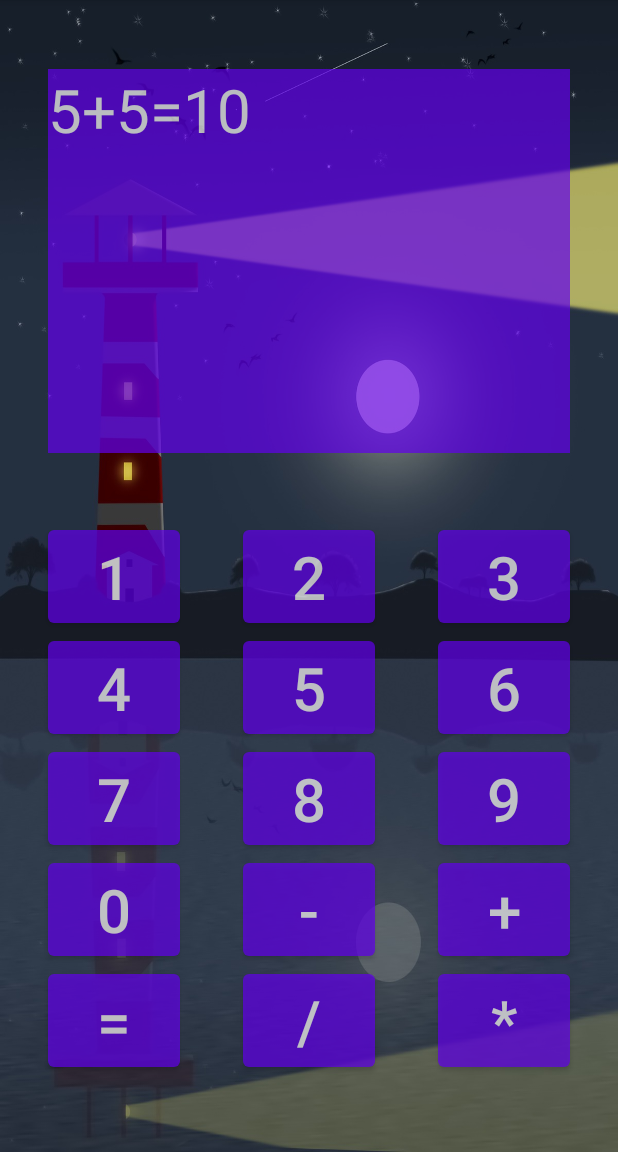
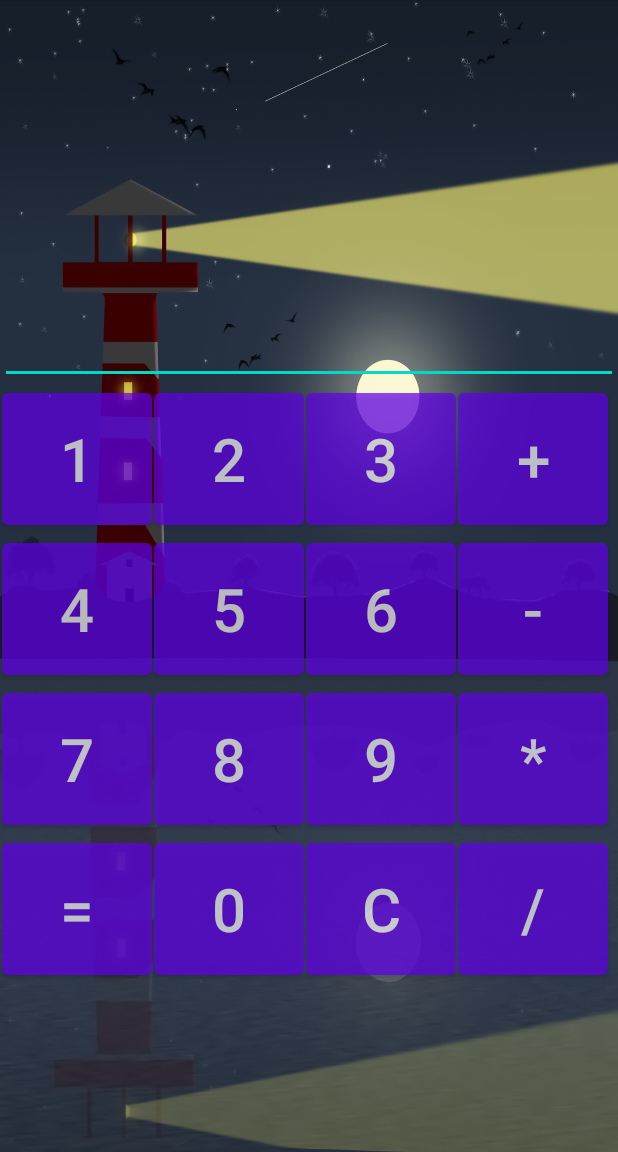
Before and after one commit to kael7/GBCalculator, an Android app: the screen it shows after launch (MainActivity), on a phone screen of 412 x 824 dp, the part 84-1236 px from its top. Run offline under Robolectric (Android 15) with nearby library versions, the light colour scheme and no system bars.

Commit message:
Урок 3. Активити. Жизненный цикл (1,2)

```diff
--- /dev/null
+++ b/app/src/main/java/com/example/gbcalculator/Calculate.java
@@ -0,0 +1,72 @@
+package com.example.gbcalculator;
+
+public class Calculate {
+    private int number_1;
+    private int number_2;
+    private int number_result;
+    private String operator;
+
+    public Calculate() {
+        this(0, 0, "");
+    }
+
+    public Calculate(int number_1, int number_2, String operator) {
+        this.number_1 = number_1;
+        this.number_2 = number_2;
+        this.operator = operator;
+    }
+
+    public int getNumber_1() {
+        return number_1;
+    }
+
+    public int getNumber_2() {
+        return number_2;
+    }
+
+    public int getNumber_result() {
+        return number_result;
+    }
+
+    public String getOperator() {
+        return operator;
+    }
+
+    public void setNumber_1(int number_1) {
+        this.number_1 = number_1;
+    }
+
+    public void setNumber_2(int number_2) {
+        this.number_2 = number_2;
+    }
+
+    public void setOperator(String operator) {
+        this.operator = operator;
+    }
+
+    public int o_plus(int number_1, int number_2) {
+        number_result = number_1 + number_2;
+        return number_result;
+    }
+
+    public int o_minus(int number_1, int number_2) {
+        number_result = number_1 - number_2;
+        return number_result;
+    }
+
+    public int o_divide(int number_1, int number_2) {
+        if (number_2 == 0) {
+            number_result = 0;
+        } else {
+            number_result = number_1 / number_2;
+        }
+
+        return number_result;
+    }
+
+    public int o_multiply(int number_1, int number_2) {
+        number_result = number_1 * number_2;
+        return number_result;
+    }
+
+}
--- a/app/src/main/java/com/example/gbcalculator/MainActivity.java
+++ b/app/src/main/java/com/example/gbcalculator/MainActivity.java
@@ -3,12 +3,65 @@ package com.example.gbcalculator;
 import androidx.appcompat.app.AppCompatActivity;
 
 import android.os.Bundle;
+import android.view.View;
+import android.widget.Button;
+import android.widget.EditText;
 
 public class MainActivity extends AppCompatActivity {
+    private Calculate calculate;
+    private EditText editText_result;
+    private String operator;
+    private int number_1;
+    private int number_2;
 
     @Override
     protected void onCreate(Bundle savedInstanceState) {
         super.onCreate(savedInstanceState);
         setContentView(R.layout.activity_main);
+        initView();
+    }
+
+
+    private void initView() {
+        editText_result = findViewById(R.id.editText_result);
+    }
+
+    public void NumberClick(View view) {
+        Button button1 = (Button) view;
+        editText_result.append(button1.getText());
+    }
+
+    public void OperationClick(View view) {
+        Button button2 = (Button) view;
+        number_1 = Integer.parseInt(editText_result.getText().toString());
+        ClearClick(view);
+        operator = (String) button2.getText();
+    }
+
+    public void EqualsClick(View view) {
+        number_2 = Integer.parseInt(editText_result.getText().toString());
+        calculate = new Calculate(number_1, number_2, operator);
+        switch (calculate.getOperator()) {
+            case "/":
+                calculate.o_divide(calculate.getNumber_1(), calculate.getNumber_2());
+                break;
+            case "*":
+                calculate.o_multiply(calculate.getNumber_1(), calculate.getNumber_2());
+                break;
+            case "+":
+                calculate.o_plus(calculate.getNumber_1(), calculate.getNumber_2());
+                break;
+            case "-":
+                calculate.o_minus(calculate.getNumber_1(), calculate.getNumber_2());
+                break;
+            default:
+                calculate.getNumber_result();
+                break;
+        }
+        editText_result.setText(Integer.toString(calculate.getNumber_result()));
+    }
+
+    public void ClearClick(View view) {
+        editText_result.setText("");
     }
 }
--- a/app/src/main/res/layout/activity_main.xml
+++ b/app/src/main/res/layout/activity_main.xml
@@ -8,181 +8,211 @@
     android:scaleType="centerCrop"
     tools:context=".MainActivity">
 
-    <TextView
-        android:id="@+id/textView_1"
+    <EditText
+        android:id="@+id/editText_result"
         android:layout_width="match_parent"
-        android:layout_height="@dimen/textView_height"
-        android:background="@color/purple_500"
-        android:text="@string/_result"
+        android:layout_height="@dimen/editText_height"
+        android:ems="10"
+        android:inputType="textPersonName"
         android:textColor="@color/white"
-        android:textSize="@dimen/button_text"
-        android:alpha="@dimen/background_alpha"
-        android:layout_marginStart="@dimen/button_margin"
-        android:layout_marginEnd="@dimen/button_margin"
-        app:layout_constraintBottom_toTopOf="@+id/button_2"
+        android:textSize="@dimen/editText_textSize"
         app:layout_constraintEnd_toEndOf="parent"
         app:layout_constraintStart_toStartOf="parent"
-        app:layout_constraintTop_toTopOf="parent" />
+        app:layout_constraintTop_toTopOf="parent"
+        android:autofillHints="" />
 
     <Button
         android:id="@+id/button_1"
-        android:layout_width="wrap_content"
-        android:layout_height="wrap_content"
-        android:layout_marginStart="@dimen/button_margin"
+        android:layout_width="@dimen/button_width"
+        android:layout_height="@dimen/button_height"
+        android:layout_marginStart="@dimen/button_marginStart"
+        android:alpha="@dimen/background_alpha"
+        android:onClick="NumberClick"
         android:text="@string/_1"
-        android:textSize="@dimen/button_text"
-        android:alpha="@dimen/background_alpha"
-        app:layout_constraintBottom_toBottomOf="parent"
+        android:textSize="@dimen/button_textSize"
         app:layout_constraintStart_toStartOf="parent"
-        app:layout_constraintTop_toTopOf="parent" />
+        app:layout_constraintTop_toBottomOf="@+id/editText_result" />
 
     <Button
         android:id="@+id/button_2"
-        android:layout_width="wrap_content"
-        android:layout_height="wrap_content"
+        android:layout_width="@dimen/button_width"
+        android:layout_height="@dimen/button_height"
+        android:layout_marginStart="@dimen/button_marginStart"
+        android:alpha="@dimen/background_alpha"
+        android:onClick="NumberClick"
         android:text="@string/_2"
-        android:textSize="@dimen/button_text"
-        android:alpha="@dimen/background_alpha"
-        app:layout_constraintBottom_toBottomOf="parent"
-        app:layout_constraintEnd_toStartOf="@+id/button_3"
+        android:textSize="@dimen/button_textSize"
         app:layout_constraintStart_toEndOf="@+id/button_1"
-        app:layout_constraintTop_toTopOf="parent" />
+        app:layout_constraintTop_toTopOf="@+id/button_1" />
 
     <Button
         android:id="@+id/button_3"
-        android:layout_width="wrap_content"
-        android:layout_height="wrap_content"
-        android:layout_marginEnd="@dimen/button_margin"
+        android:layout_width="@dimen/button_width"
+        android:layout_height="@dimen/button_height"
+        android:layout_marginStart="@dimen/button_marginStart"
         android:alpha="@dimen/background_alpha"
+        android:onClick="NumberClick"
         android:text="@string/_3"
-        android:textSize="@dimen/button_text"
+        android:textSize="@dimen/button_textSize"
         app:iconTint="#FFFFFF"
-        app:layout_constraintBottom_toBottomOf="parent"
-        app:layout_constraintEnd_toEndOf="parent"
-        app:layout_constraintTop_toTopOf="parent" />
+        app:layout_constraintStart_toEndOf="@+id/button_2"
+        app:layout_constraintTop_toTopOf="@+id/button_2" />
 
     <Button
         android:id="@+id/button_4"
-        android:layout_width="wrap_content"
-        android:layout_height="wrap_content"
+        android:layout_width="@dimen/button_width"
+        android:layout_height="@dimen/button_height"
+        android:layout_marginStart="@dimen/button_marginStart"
+        android:alpha="@dimen/background_alpha"
+        android:onClick="NumberClick"
         android:text="@string/_4"
-        android:textSize="@dimen/button_text"
-        android:alpha="@dimen/background_alpha"
-        app:layout_constraintStart_toStartOf="@+id/button_1"
+        android:textSize="@dimen/button_textSize"
+        app:layout_constraintStart_toStartOf="parent"
         app:layout_constraintTop_toBottomOf="@+id/button_1" />
 
     <Button
         android:id="@+id/button_5"
-        android:layout_width="wrap_content"
-        android:layout_height="wrap_content"
+        android:layout_width="@dimen/button_width"
+        android:layout_height="@dimen/button_height"
+        android:layout_marginStart="@dimen/button_marginStart"
+        android:alpha="@dimen/background_alpha"
+        android:onClick="NumberClick"
         android:text="@string/_5"
-        android:textSize="@dimen/button_text"
-        android:alpha="@dimen/background_alpha"
-        app:layout_constraintEnd_toStartOf="@+id/button_6"
+        android:textSize="@dimen/button_textSize"
         app:layout_constraintStart_toEndOf="@+id/button_4"
-        app:layout_constraintTop_toBottomOf="@+id/button_2" />
+        app:layout_constraintTop_toTopOf="@+id/button_4" />
 
     <Button
         android:id="@+id/button_6"
-        android:layout_width="wrap_content"
-        android:layout_height="wrap_content"
+        android:layout_width="@dimen/button_width"
+        android:layout_height="@dimen/button_height"
+        android:layout_marginStart="@dimen/button_marginStart"
+        android:alpha="@dimen/background_alpha"
+        android:onClick="NumberClick"
         android:text="@string/_6"
-        android:textSize="@dimen/button_text"
-        android:alpha="@dimen/background_alpha"
-        app:layout_constraintEnd_toEndOf="@+id/button_3"
-        app:layout_constraintTop_toBottomOf="@+id/button_3" />
+        android:textSize="@dimen/button_textSize"
+        app:layout_constraintStart_toEndOf="@+id/button_5"
+        app:layout_constraintTop_toTopOf="@+id/button_5" />
 
     <Button
         android:id="@+id/button_7"
-        android:layout_width="wrap_content"
-        android:layout_height="wrap_content"
+        android:layout_width="@dimen/button_width"
+        android:layout_height="@dimen/button_height"
+        android:layout_marginStart="@dimen/button_marginStart"
+        android:alpha="@dimen/background_alpha"
+        android:onClick="NumberClick"
         android:text="@string/_7"
-        android:textSize="@dimen/button_text"
-        android:alpha="@dimen/background_alpha"
-        app:layout_constraintStart_toStartOf="@+id/button_4"
+        android:textSize="@dimen/button_textSize"
+        app:layout_constraintStart_toStartOf="parent"
         app:layout_constraintTop_toBottomOf="@+id/button_4" />
 
     <Button
         android:id="@+id/button_8"
-        android:layout_width="wrap_content"
-        android:layout_height="wrap_content"
+        android:layout_width="@dimen/button_width"
+        android:layout_height="@dimen/button_height"
+        android:layout_marginStart="@dimen/button_marginStart"
+        android:alpha="@dimen/background_alpha"
+        android:onClick="NumberClick"
         android:text="@string/_8"
-        android:textSize="@dimen/button_text"
-        android:alpha="@dimen/background_alpha"
-        app:layout_constraintEnd_toStartOf="@+id/button_9"
+        android:textSize="@dimen/button_textSize"
         app:layout_constraintStart_toEndOf="@+id/button_7"
-        app:layout_constraintTop_toBottomOf="@+id/button_5" />
+        app:layout_constraintTop_toTopOf="@+id/button_7" />
 
     <Button
         android:id="@+id/button_9"
-        android:layout_width="wrap_content"
-        android:layout_height="wrap_content"
+        android:layout_width="@dimen/button_width"
+        android:layout_height="@dimen/button_height"
+        android:layout_marginStart="@dimen/button_marginStart"
+        android:alpha="@dimen/background_alpha"
+        android:onClick="NumberClick"
         android:text="@string/_9"
-        android:textSize="@dimen/button_text"
-        android:alpha="@dimen/background_alpha"
-        app:layout_constraintEnd_toEndOf="@+id/button_6"
-        app:layout_constraintTop_toBottomOf="@+id/button_6" />
+        android:textSize="@dimen/button_textSize"
+        app:layout_constraintStart_toEndOf="@+id/button_8"
+        app:layout_constraintTop_toTopOf="@+id/button_8" />
 
     <Button
         android:id="@+id/button_0"
-        android:layout_width="wrap_content"
-        android:layout_height="wrap_content"
+        android:layout_width="@dimen/button_width"
+        android:layout_height="@dimen/button_height"
+        android:layout_marginStart="@dimen/button_marginStart"
+        android:alpha="@dimen/background_alpha"
+        android:onClick="NumberClick"
         android:text="@string/_0"
-        android:textSize="@dimen/button_text"
+        android:textSize="@dimen/button_textSize"
+        app:layout_constraintStart_toEndOf="@+id/button_equals"
+        app:layout_constraintTop_toTopOf="@+id/button_equals" />
+
+    <Button
+        android:id="@+id/button_equals"
+        android:layout_width="@dimen/button_width"
+        android:layout_height="@dimen/button_height"
+        android:layout_marginStart="@dimen/button_marginStart"
         android:alpha="@dimen/background_alpha"
-        app:layout_constraintStart_toStartOf="@+id/button_7"
+        android:onClick="EqualsClick"
+        android:text="@string/_equals"
+        android:textSize="@dimen/button_textSize"
+        app:layout_constraintStart_toStartOf="parent"
         app:layout_constraintTop_toBottomOf="@+id/button_7" />
 
     <Button
-        android:id="@+id/button_equals"
-        android:layout_width="wrap_content"
-        android:layout_height="wrap_content"
-        android:text="@string/_equals"
-        android:textSize="@dimen/button_text"
+        android:id="@+id/button_minus"
+        android:layout_width="@dimen/button_width"
+        android:layout_height="@dimen/button_height"
+        android:layout_marginStart="@dimen/button_marginStart"
         android:alpha="@dimen/background_alpha"
-        app:layout_constraintStart_toStartOf="@+id/button_0"
-        app:layout_constraintTop_toBottomOf="@+id/button_0" />
-
-    <Button
-        android:id="@+id/button_minus"
-        android:layout_width="wrap_content"
-        android:layout_height="wrap_content"
+        android:onClick="OperationClick"
         android:text="@string/_minus"
-        android:textSize="@dimen/button_text"
-        android:alpha="@dimen/background_alpha"
-        app:layout_constraintEnd_toStartOf="@+id/button_plus"
-        app:layout_constraintStart_toEndOf="@+id/button_0"
-        app:layout_constraintTop_toBottomOf="@+id/button_8" />
+        android:textSize="@dimen/button_textSize"
+        app:layout_constraintStart_toEndOf="@+id/button_6"
+        app:layout_constraintTop_toTopOf="@+id/button_6" />
 
     <Button
         android:id="@+id/button_plus"
-        android:layout_width="wrap_content"
-        android:layout_height="wrap_content"
+        android:layout_width="@dimen/button_width"
+        android:layout_height="@dimen/button_height"
+        android:layout_marginStart="@dimen/button_marginStart"
+        android:alpha="@dimen/background_alpha"
+        android:onClick="OperationClick"
         android:text="@string/_plus"
-        android:textSize="@dimen/button_text"
-        android:alpha="@dimen/background_alpha"
-        app:layout_constraintEnd_toEndOf="@+id/button_9"
-        app:layout_constraintTop_toBottomOf="@+id/button_9" />
+        android:textSize="@dimen/button_textSize"
+        app:layout_constraintStart_toEndOf="@+id/button_3"
+        app:layout_constraintTop_toTopOf="@+id/button_3" />
 
     <Button
         android:id="@+id/button_divide"
-        android:layout_width="wrap_content"
-        android:layout_height="wrap_content"
+        android:layout_width="@dimen/button_width"
+        android:layout_height="@dimen/button_height"
+        android:layout_marginStart="@dimen/button_marginStart"
+        android:alpha="@dimen/background_alpha"
+        android:onClick="OperationClick"
         android:text="@string/_divide"
-        android:textSize="@dimen/button_text"
-        android:alpha="@dimen/background_alpha"
-        app:layout_constraintEnd_toStartOf="@+id/button_multiply"
-        app:layout_constraintStart_toEndOf="@+id/button_equals"
-        app:layout_constraintTop_toBottomOf="@+id/button_minus" />
+        android:textSize="@dimen/button_textSize"
+        app:layout_constraintStart_toEndOf="@+id/button_c"
+        app:layout_constraintTop_toTopOf="@+id/button_c" />
 
     <Button
         android:id="@+id/button_multiply"
-        android:layout_width="wrap_content"
-        android:layout_height="wrap_content"
+        android:layout_width="@dimen/button_width"
+        android:layout_height="@dimen/button_height"
+        android:layout_marginStart="@dimen/button_marginStart"
+        android:alpha="@dimen/background_alpha"
+        android:onClick="OperationClick"
         android:text="@string/_multiply"
-        android:textSize="@dimen/button_text"
+        android:textSize="@dimen/button_textSize"
+        app:layout_constraintStart_toEndOf="@+id/button_9"
+        app:layout_constraintTop_toTopOf="@+id/button_9" />
+
+    <Button
+        android:id="@+id/button_c"
+        android:layout_width="@dimen/button_width"
+        android:layout_height="@dimen/button_height"
+        android:layout_marginStart="@dimen/button_marginStart"
         android:alpha="@dimen/background_alpha"
-        app:layout_constraintEnd_toEndOf="@+id/button_plus"
-        app:layout_constraintTop_toBottomOf="@+id/button_plus" />
+        android:onClick="ClearClick"
+        android:text="@string/_clear"
+        android:textSize="@dimen/button_textSize"
+        app:layout_constraintStart_toEndOf="@+id/button_0"
+        app:layout_constraintTop_toTopOf="@+id/button_0" />
+
 
 </androidx.constraintlayout.widget.ConstraintLayout>
--- a/app/src/main/res/values/dimens.xml
+++ b/app/src/main/res/values/dimens.xml
@@ -1,7 +1,10 @@
 <?xml version="1.0" encoding="utf-8"?>
 <resources>
-    <dimen name="button_text">40sp</dimen>
-    <dimen name="button_margin">32dp</dimen>
-    <dimen name="textView_height">256dp</dimen>
+    <dimen name="button_textSize">40sp</dimen>
+    <dimen name="button_marginStart">1dp</dimen>
+    <dimen name="button_width">100dp</dimen>
+    <dimen name="button_height">100dp</dimen>
+    <dimen name="editText_textSize">80sp</dimen>
+    <dimen name="editText_height">256dp</dimen>
     <item name="background_alpha" format="float" type="dimen">0.7</item>
 </resources>
--- a/app/src/main/res/values/strings.xml
+++ b/app/src/main/res/values/strings.xml
@@ -15,5 +15,5 @@
     <string name="_minus">-</string>
     <string name="_divide">/</string>
     <string name="_multiply">*</string>
-    <string name="_result">5+5=10</string>
+    <string name="_clear">C</string>
 </resources>
```
